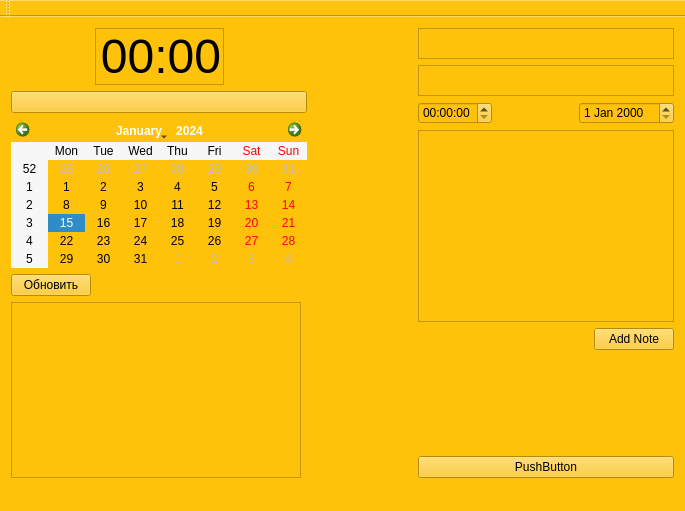
Qt form MattyNotes/mattynotes.ui (MattyMatiss/MattyNotesOld) before a commit.
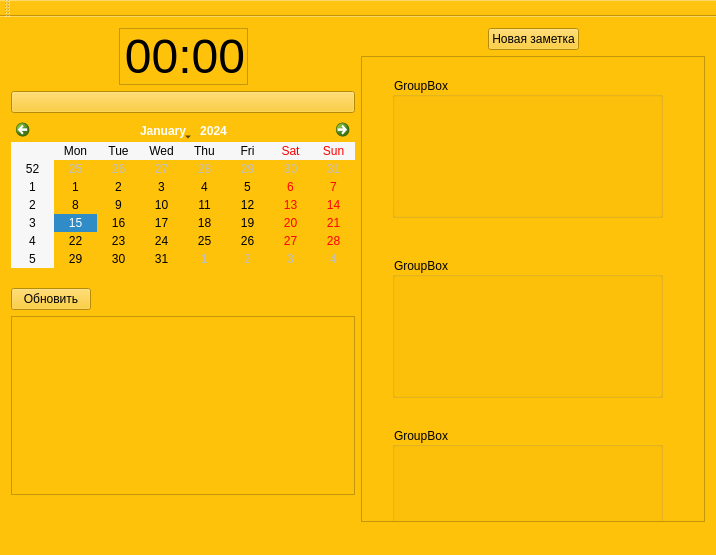
The same form after that commit.

The edit to the form file:
```diff
--- a/MattyNotes/mattynotes.ui
+++ b/MattyNotes/mattynotes.ui
@@ -6,8 +6,8 @@
    <rect>
     <x>0</x>
     <y>0</y>
-    <width>685</width>
-    <height>511</height>
+    <width>716</width>
+    <height>555</height>
    </rect>
   </property>
   <property name="windowTitle">
@@ -18,7 +18,7 @@
   </property>
   <widget class="QWidget" name="centralWidget">
    <layout class="QGridLayout" name="gridLayout">
-    <item row="0" column="0" colspan="2">
+    <item row="0" column="0">
      <layout class="QVBoxLayout" name="verticalLayout">
       <item>
        <layout class="QHBoxLayout" name="horizontalLayout">
@@ -80,102 +80,8 @@
         </property>
        </widget>
       </item>
-     </layout>
-    </item>
-    <item row="0" column="2">
-     <spacer name="horizontalSpacer_3">
-      <property name="orientation">
-       <enum>Qt::Horizontal</enum>
-      </property>
-      <property name="sizeHint" stdset="0">
-       <size>
-        <width>40</width>
-        <height>20</height>
-       </size>
-      </property>
-     </spacer>
-    </item>
-    <item row="0" column="3" rowspan="2">
-     <layout class="QVBoxLayout" name="verticalLayout_4">
       <item>
-       <widget class="QTextEdit" name="noteTitleText">
-        <property name="maximumSize">
-         <size>
-          <width>16777215</width>
-          <height>31</height>
-         </size>
-        </property>
-       </widget>
-      </item>
-      <item>
-       <widget class="QTextEdit" name="noteTypeText">
-        <property name="maximumSize">
-         <size>
-          <width>16777215</width>
-          <height>31</height>
-         </size>
-        </property>
-       </widget>
-      </item>
-      <item>
-       <layout class="QHBoxLayout" name="horizontalLayout_4">
-        <item>
-         <widget class="QTimeEdit" name="eventTimeEdit"/>
-        </item>
-        <item>
-         <spacer name="horizontalSpacer_5">
-          <property name="orientation">
-           <enum>Qt::Horizontal</enum>
-          </property>
-          <property name="sizeHint" stdset="0">
-           <size>
-            <width>40</width>
-            <height>20</height>
-           </size>
-          </property>
-         </spacer>
-        </item>
-        <item>
-         <widget class="QDateEdit" name="eventDateEdit"/>
-        </item>
-       </layout>
-      </item>
-      <item>
-       <widget class="QTextEdit" name="noteTextText">
-        <property name="maximumSize">
-         <size>
-          <width>16777215</width>
-          <height>200</height>
-         </size>
-        </property>
-       </widget>
-      </item>
-      <item>
-       <layout class="QHBoxLayout" name="horizontalLayout_5">
-        <item>
-         <spacer name="horizontalSpacer_6">
-          <property name="orientation">
-           <enum>Qt::Horizontal</enum>
-          </property>
-          <property name="sizeHint" stdset="0">
-           <size>
-            <width>40</width>
-            <height>20</height>
-           </size>
-          </property>
-         </spacer>
-        </item>
-        <item>
-         <widget class="QPushButton" name="oldaddNoteButton">
-          <property name="text">
-           <string>Add Note</string>
-          </property>
-         </widget>
-        </item>
-       </layout>
-      </item>
-      <item>
-       <spacer name="verticalSpacer">
+       <spacer name="verticalSpacer_2">
         <property name="orientation">
          <enum>Qt::Vertical</enum>
         </property>
@@ -187,13 +93,6 @@
         </property>
        </spacer>
       </item>
-      <item>
-       <widget class="QPushButton" name="addNoteButton">
-        <property name="text">
-         <string>PushButton</string>
-        </property>
-       </widget>
-      </item>
      </layout>
     </item>
     <item row="1" column="0">
@@ -225,6 +124,116 @@
       <item>
        <widget class="QTableView" name="tableView"/>
       </item>
+      <item>
+       <spacer name="verticalSpacer">
+        <property name="orientation">
+         <enum>Qt::Vertical</enum>
+        </property>
+        <property name="sizeHint" stdset="0">
+         <size>
+          <width>20</width>
+          <height>40</height>
+         </size>
+        </property>
+       </spacer>
+      </item>
+     </layout>
+    </item>
+    <item row="0" column="1" rowspan="2">
+     <layout class="QVBoxLayout" name="verticalLayout_3">
+      <item>
+       <layout class="QHBoxLayout" name="horizontalLayout_3">
+        <item>
+         <spacer name="horizontalSpacer_3">
+          <property name="orientation">
+           <enum>Qt::Horizontal</enum>
+          </property>
+          <property name="sizeHint" stdset="0">
+           <size>
+            <width>18</width>
+            <height>20</height>
+           </size>
+          </property>
+         </spacer>
+        </item>
+        <item>
+         <widget class="QPushButton" name="addNoteButton">
+          <property name="text">
+           <string>Новая заметка</string>
+          </property>
+         </widget>
+        </item>
+        <item>
+         <spacer name="horizontalSpacer_5">
+          <property name="orientation">
+           <enum>Qt::Horizontal</enum>
+          </property>
+          <property name="sizeHint" stdset="0">
+           <size>
+            <width>48</width>
+            <height>20</height>
+           </size>
+          </property>
+         </spacer>
+        </item>
+       </layout>
+      </item>
+      <item>
+       <widget class="QScrollArea" name="scrollArea">
+        <property name="widgetResizable">
+         <bool>true</bool>
+        </property>
+        <widget class="QWidget" name="scrollAreaWidgetContents">
+         <property name="geometry">
+          <rect>
+           <x>0</x>
+           <y>0</y>
+           <width>342</width>
+           <height>449</height>
+          </rect>
+         </property>
+         <widget class="QGroupBox" name="groupBox">
+          <property name="geometry">
+           <rect>
+            <x>30</x>
+            <y>20</y>
+            <width>271</width>
+            <height>141</height>
+           </rect>
+          </property>
+          <property name="title">
+           <string>GroupBox</string>
+          </property>
+         </widget>
+         <widget class="QGroupBox" name="groupBox_2">
+          <property name="geometry">
+           <rect>
+            <x>30</x>
+            <y>200</y>
+            <width>271</width>
+            <height>141</height>
+           </rect>
+          </property>
+          <property name="title">
+           <string>GroupBox</string>
+          </property>
+         </widget>
+         <widget class="QGroupBox" name="groupBox_3">
+          <property name="geometry">
+           <rect>
+            <x>30</x>
+            <y>370</y>
+            <width>271</width>
+            <height>141</height>
+           </rect>
+          </property>
+          <property name="title">
+           <string>GroupBox</string>
+          </property>
+         </widget>
+        </widget>
+       </widget>
+      </item>
      </layout>
     </item>
    </layout>
```
Left out of the diff: 11 changed lines with no effect on the pictures.
